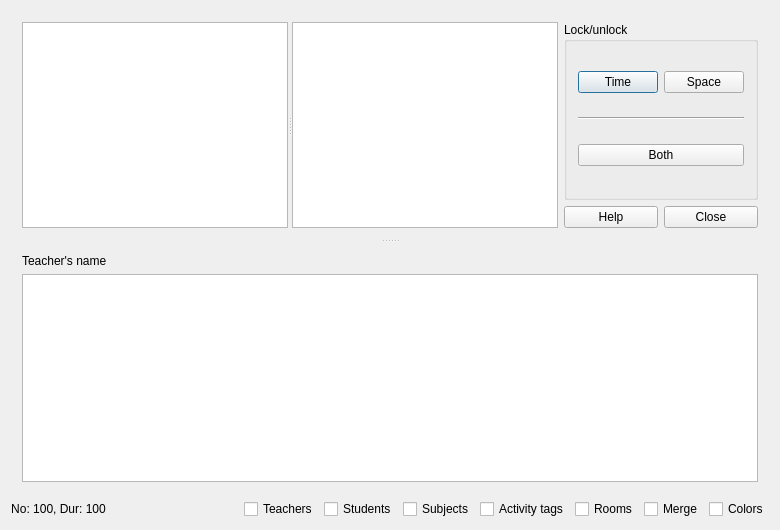
Before: the Qt Designer form fet/src/interface/timetableviewteachersdayshorizontalform_template.ui in vonmecheln/fet, drawn with Qt 5.
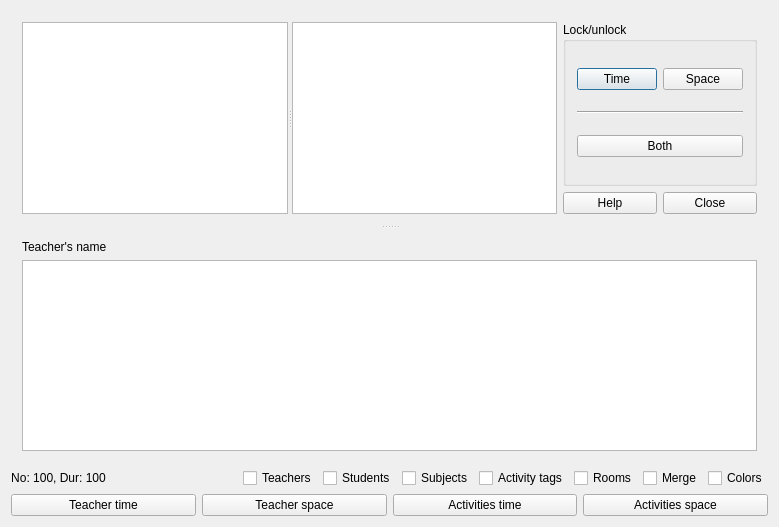
After: the same form once the commit is applied.

```diff
--- a/fet/src/interface/timetableviewteachersdayshorizontalform_template.ui
+++ b/fet/src/interface/timetableviewteachersdayshorizontalform_template.ui
@@ -6,8 +6,8 @@
    <rect>
     <x>0</x>
     <y>0</y>
-    <width>780</width>
-    <height>530</height>
+    <width>779</width>
+    <height>527</height>
    </rect>
   </property>
   <property name="windowTitle">
@@ -202,6 +202,38 @@
      </item>
     </layout>
    </item>
+   <item row="2" column="0">
+    <layout class="QHBoxLayout" name="horizontalLayout_5">
+     <item>
+      <widget class="QPushButton" name="teacherTimePushButton">
+       <property name="text">
+        <string comment="View/edit the selected teacher's time constraints">Teacher time</string>
+       </property>
+      </widget>
+     </item>
+     <item>
+      <widget class="QPushButton" name="teacherSpacePushButton">
+       <property name="text">
+        <string comment="View/edit the selected teacher's space constraints">Teacher space</string>
+       </property>
+      </widget>
+     </item>
+     <item>
+      <widget class="QPushButton" name="activitiesTimePushButton">
+       <property name="text">
+        <string comment="View/edit the selected activities' time constraints">Activities time</string>
+       </property>
+      </widget>
+     </item>
+     <item>
+      <widget class="QPushButton" name="activitiesSpacePushButton">
+       <property name="text">
+        <string comment="View/edit the selected activities' space constraints">Activities space</string>
+       </property>
+      </widget>
+     </item>
+    </layout>
+   </item>
   </layout>
  </widget>
  <layoutdefault spacing="6" margin="11"/>
```
Left out of the diff: 10 changed lines with no effect on the pictures.
